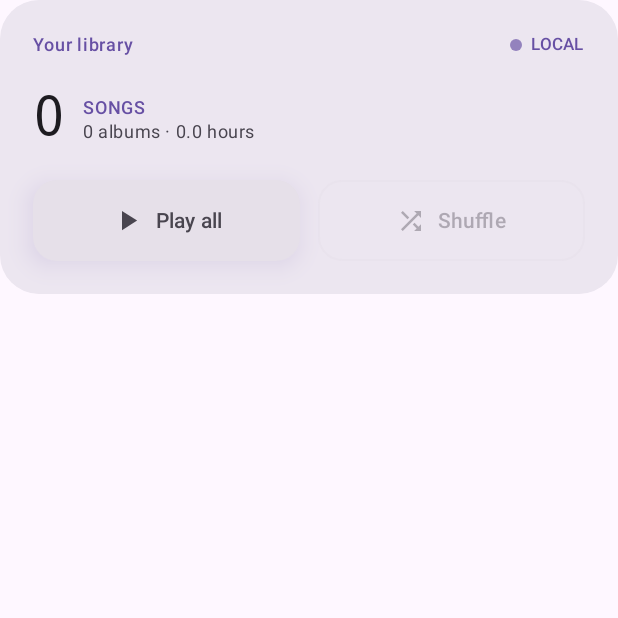
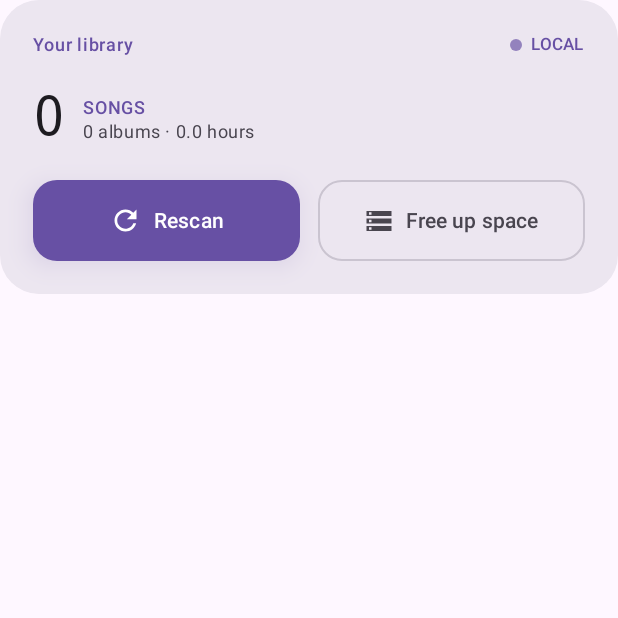
Before and after one commit to mel1s4/music-player-app, an Android app built with Jetpack Compose: the composable LibraryHero called with empty values, on a phone screen of 412 x 824 dp, the top half of it. Run offline under Robolectric (Android 15) with nearby library versions, the phone set to English and light mode, and no system bars; 4 statements that could not run were skipped.

Commit message:
feat: dashboard upkeep actions and date-added song sorting
Replace the dashboard hero's play/shuffle CTAs with Rescan and Free up space, and make Songs sort by date added with the existing alphabetical sort still available. Add the latest-release download link to the README.

```diff
--- a/app/src/main/java/dev/melisa/musicplayer/ui/screens/DashboardScreen.kt
+++ b/app/src/main/java/dev/melisa/musicplayer/ui/screens/DashboardScreen.kt
@@ -26,8 +26,9 @@ import androidx.compose.material.icons.filled.Close
 import androidx.compose.material.icons.filled.Delete
 import androidx.compose.material.icons.filled.DoneAll
 import androidx.compose.material.icons.filled.PlayArrow
+import androidx.compose.material.icons.filled.Refresh
 import androidx.compose.material.icons.filled.RestartAlt
-import androidx.compose.material.icons.filled.Shuffle
+import androidx.compose.material.icons.filled.Storage
 import androidx.compose.material3.AlertDialog
 import androidx.compose.material3.Button
 import androidx.compose.material3.ButtonDefaults
@@ -85,8 +86,8 @@ fun DashboardScreen(
     nowPlaying: Track?,
     isPlaying: Boolean,
     onPlay: (Track) -> Unit,
-    onPlayAll: () -> Unit,
-    onShuffleAll: () -> Unit,
+    onRescan: () -> Unit,
+    onFreeSpace: () -> Unit,
     onOpenPlayer: () -> Unit,
     onOpenSettings: () -> Unit,
     onFilesDeleted: () -> Unit,
@@ -140,9 +141,8 @@ fun DashboardScreen(
                     albums = albums,
                     sizeBytes = sizeBytes,
                     hours = hours,
-                    canPlay = songs > 0,
-                    onPlayAll = onPlayAll,
-                    onShuffleAll = onShuffleAll,
+                    onRescan = onRescan,
+                    onFreeSpace = onFreeSpace,
                 )
             }
 
@@ -370,16 +370,15 @@ fun DashboardScreen(
     }
 }
 
-/** The first thing on screen: how big the library is and the two ways to start it. */
+/** The first thing on screen: how big the library is and the two upkeep actions. */
 @Composable
 private fun LibraryHero(
     songs: Int,
     albums: Int,
     sizeBytes: Long,
     hours: Double,
-    canPlay: Boolean,
-    onPlayAll: () -> Unit,
-    onShuffleAll: () -> Unit,
+    onRescan: () -> Unit,
+    onFreeSpace: () -> Unit,
 ) {
     neonGlowPanel {
         Column(modifier = Modifier.padding(22.dp)) {
@@ -422,20 +421,20 @@ private fun LibraryHero(
             Spacer(Modifier.height(20.dp))
 
             // Two CTAs side by side at normal type sizes; stacked once the user
-            // enlarges text, because "Reproducir" must never be cut to "Reproduc".
+            // enlarges text, because "Free up space" must never be cut off.
             val stackedActions = androidx.compose.ui.platform.LocalDensity.current.fontScale > 1.15f
             if (stackedActions) {
                 Column(verticalArrangement = Arrangement.spacedBy(12.dp)) {
-                    PlayAllButton(canPlay, onPlayAll, Modifier.fillMaxWidth())
-                    ShuffleButton(canPlay, onShuffleAll, Modifier.fillMaxWidth())
+                    RescanButton(onRescan, Modifier.fillMaxWidth())
+                    FreeUpSpaceButton(onFreeSpace, Modifier.fillMaxWidth())
                 }
             } else {
                 Row(
                     modifier = Modifier.fillMaxWidth(),
                     horizontalArrangement = Arrangement.spacedBy(12.dp),
                 ) {
-                    PlayAllButton(canPlay, onPlayAll, Modifier.weight(1f))
-                    ShuffleButton(canPlay, onShuffleAll, Modifier.weight(1f))
+                    RescanButton(onRescan, Modifier.weight(1f))
+                    FreeUpSpaceButton(onFreeSpace, Modifier.weight(1f))
                 }
             }
         }
@@ -709,10 +708,9 @@ private fun neonGlowPanel(content: @Composable () -> Unit) {
 }
 
 @Composable
-private fun PlayAllButton(enabled: Boolean, onClick: () -> Unit, modifier: Modifier = Modifier) {
+private fun RescanButton(onClick: () -> Unit, modifier: Modifier = Modifier) {
     Button(
         onClick = onClick,
-        enabled = enabled,
         modifier = modifier
             .height(54.dp)
             .neonGlow(
@@ -721,17 +719,16 @@ private fun PlayAllButton(enabled: Boolean, onClick: () -> Unit, modifier: Modif
                 shape = RoundedCornerShape(16.dp),
             ),
         shape = RoundedCornerShape(16.dp),
+        contentPadding = PaddingValues(horizontal = 12.dp),
         colors = ButtonDefaults.buttonColors(
             containerColor = MaterialTheme.colorScheme.primary,
             contentColor = MaterialTheme.colorScheme.onPrimary,
-            disabledContainerColor = MaterialTheme.colorScheme.surfaceContainerHighest,
-            disabledContentColor = MaterialTheme.colorScheme.onSurfaceVariant,
         ),
     ) {
-        Icon(Icons.Filled.PlayArrow, contentDescription = null, modifier = Modifier.size(22.dp))
+        Icon(Icons.Filled.Refresh, contentDescription = null, modifier = Modifier.size(22.dp))
         Spacer(Modifier.width(8.dp))
         Text(
-            text = stringResource(R.string.playlist_play_all),
+            text = stringResource(R.string.dashboard_rescan),
             style = MaterialTheme.typography.labelLarge,
             maxLines = 1,
         )
@@ -739,17 +736,17 @@ private fun PlayAllButton(enabled: Boolean, onClick: () -> Unit, modifier: Modif
 }
 
 @Composable
-private fun ShuffleButton(enabled: Boolean, onClick: () -> Unit, modifier: Modifier = Modifier) {
+private fun FreeUpSpaceButton(onClick: () -> Unit, modifier: Modifier = Modifier) {
     OutlinedButton(
         onClick = onClick,
-        enabled = enabled,
         modifier = modifier.height(54.dp),
         shape = RoundedCornerShape(16.dp),
+        contentPadding = PaddingValues(horizontal = 12.dp),
     ) {
-        Icon(Icons.Filled.Shuffle, contentDescription = null, modifier = Modifier.size(20.dp))
+        Icon(Icons.Filled.Storage, contentDescription = null, modifier = Modifier.size(20.dp))
         Spacer(Modifier.width(8.dp))
         Text(
-            text = stringResource(R.string.action_shuffle),
+            text = stringResource(R.string.settings_free_space),
             style = MaterialTheme.typography.labelLarge,
             maxLines = 1,
         )
--- a/app/src/main/res/values/strings.xml
+++ b/app/src/main/res/values/strings.xml
@@ -12,6 +12,7 @@
     <!-- Dashboard -->
     <string name="dashboard_library">Your library</string>
     <string name="dashboard_nothing_scanned">Nothing scanned yet.</string>
+    <string name="dashboard_rescan">Rescan</string>
     <plurals name="song_count">
         <item quantity="one">%d song</item>
         <item quantity="other">%d songs</item>
@@ -161,6 +162,7 @@
     <string name="sort_by">Sort</string>
     <string name="sort_title">Title</string>
     <string name="sort_duration">Duration</string>
+    <string name="sort_date_added">Date Added</string>
     <string name="search_recent">Recent searches</string>
     <string name="search_clear_recent">Clear</string>
 
```
Also changed, not shown: app/src/main/java/dev/melisa/musicplayer/ui/MusicPlayerApp.kt (+3 -4 lines), app/src/main/java/dev/melisa/musicplayer/ui/screens/SongsScreen.kt (+12 -6 lines), 6 other files.
